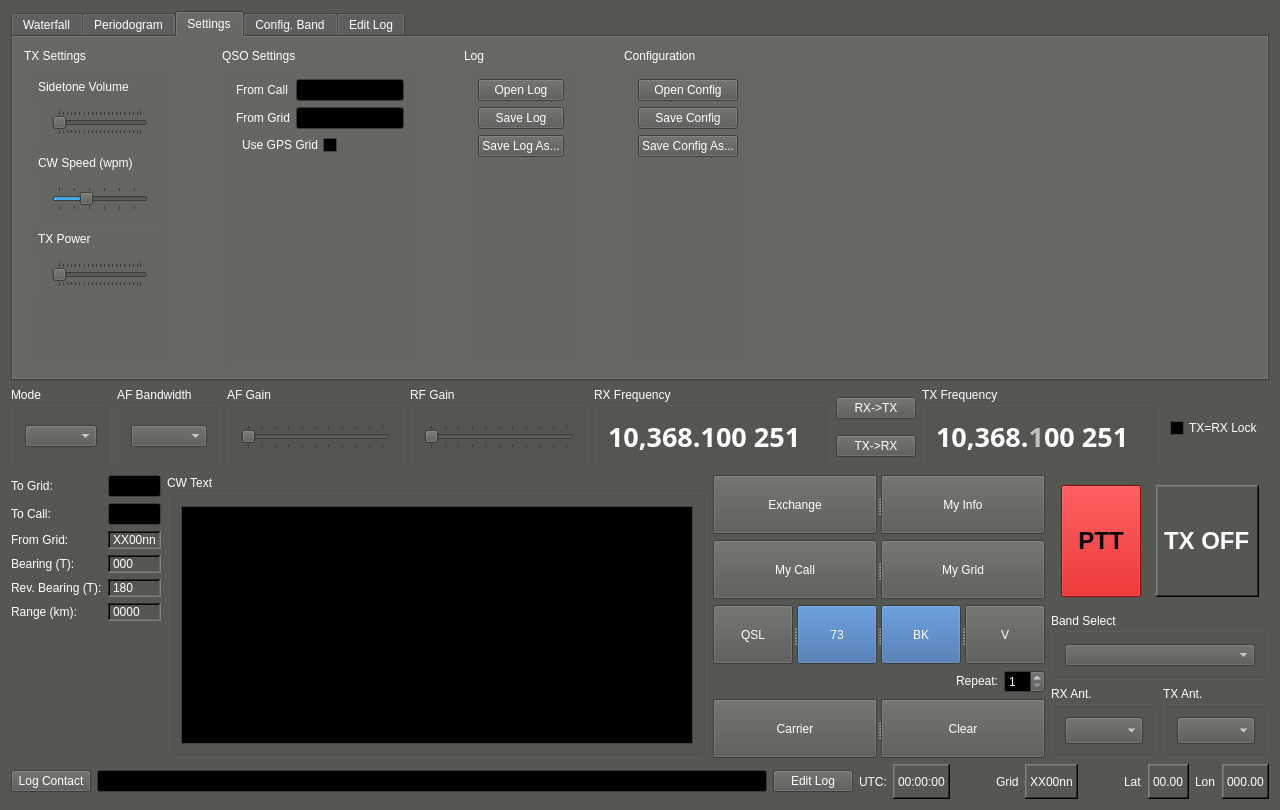
kb1vc/SoDaRadio, file qtgui/mainwindow.ui: the form before one commit.
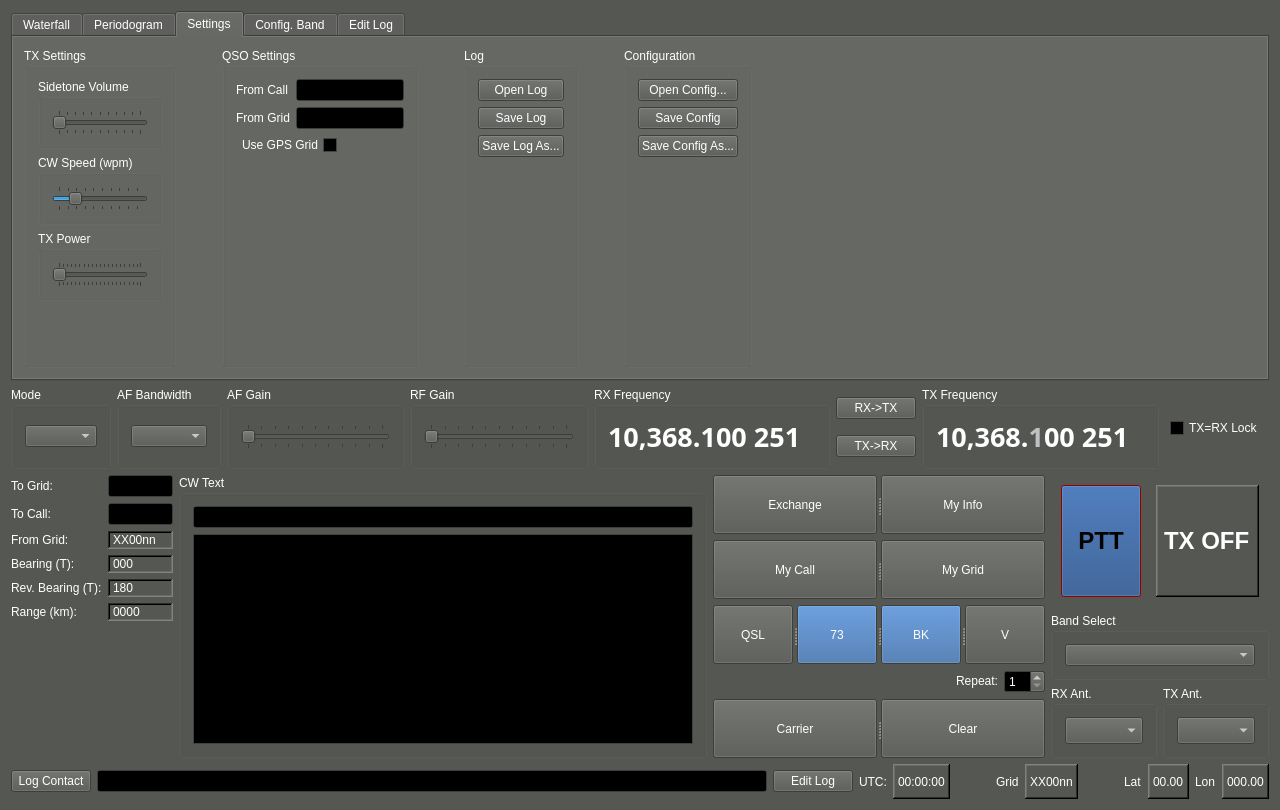
The form after the commit. The open tabs and pages were chosen to show the change. Custom widgets are drawn as their Qt base class.

Patch:
```diff
--- a/qtgui/mainwindow.ui
+++ b/qtgui/mainwindow.ui
@@ -759,6 +759,9 @@
                <layout class="QVBoxLayout" name="verticalLayout_14">
                 <item>
                  <widget class="QSlider" name="Sidetone_sli">
+                  <property name="maximum">
+                   <number>50</number>
+                  </property>
                   <property name="orientation">
                    <enum>Qt::Horizontal</enum>
                   </property>
@@ -785,7 +788,7 @@
                    <number>3</number>
                   </property>
                   <property name="maximum">
-                   <number>30</number>
+                   <number>50</number>
                   </property>
                   <property name="sliderPosition">
                    <number>12</number>
@@ -1006,7 +1009,7 @@
              <item>
               <widget class="QPushButton" name="openConfig_btn">
                <property name="text">
-                <string>Open Config</string>
+                <string>Open Config...</string>
                </property>
               </widget>
              </item>
@@ -2174,6 +2177,12 @@
         </item>
         <item row="2" column="1">
          <widget class="QLabel" name="FromGrid_lab">
+          <property name="minimumSize">
+           <size>
+            <width>65</width>
+            <height>0</height>
+           </size>
+          </property>
           <property name="frameShape">
            <enum>QFrame::WinPanel</enum>
           </property>
@@ -2258,9 +2267,12 @@
         <property name="title">
          <string>CW Text</string>
         </property>
-        <layout class="QVBoxLayout" name="verticalLayout_8" stretch="0">
+        <layout class="QVBoxLayout" name="verticalLayout_8" stretch="0,0">
          <item>
-          <widget class="QPlainTextEdit" name="plainTextEdit"/>
+          <widget class="QLineEdit" name="CWCurLine_le"/>
+         </item>
+         <item>
+          <widget class="QPlainTextEdit" name="CWOutBound_te"/>
          </item>
         </layout>
        </widget>
@@ -2626,9 +2638,9 @@
                <colorrole role="Button">
                 <brush brushstyle="SolidPattern">
                  <color alpha="255">
-                  <red>204</red>
-                  <green>0</green>
-                  <blue>0</blue>
+                  <red>255</red>
+                  <green>51</green>
+                  <blue>51</blue>
                  </color>
                 </brush>
                </colorrole>
@@ -2644,9 +2656,9 @@
                <colorrole role="Midlight">
                 <brush brushstyle="SolidPattern">
                  <color alpha="255">
-                  <red>229</red>
-                  <green>25</green>
-                  <blue>25</blue>
+                  <red>255</red>
+                  <green>51</green>
+                  <blue>51</blue>
                  </color>
                 </brush>
                </colorrole>
@@ -2655,7 +2667,7 @@
                  <color alpha="255">
                   <red>102</red>
                   <green>0</green>
-                  <blue>0</blue>
+                  <blue>255</blue>
                  </color>
                 </brush>
                </colorrole>
@@ -2671,9 +2683,9 @@
                <colorrole role="Text">
                 <brush brushstyle="SolidPattern">
                  <color alpha="255">
-                  <red>0</red>
-                  <green>0</green>
-                  <blue>0</blue>
+                  <red>238</red>
+                  <green>238</green>
+                  <blue>236</blue>
                  </color>
                 </brush>
                </colorrole>
@@ -2763,9 +2775,9 @@
                <colorrole role="Button">
                 <brush brushstyle="SolidPattern">
                  <color alpha="255">
-                  <red>204</red>
-                  <green>0</green>
-                  <blue>0</blue>
+                  <red>32</red>
+                  <green>74</green>
+                  <blue>135</blue>
                  </color>
                 </brush>
                </colorrole>
@@ -2808,9 +2820,9 @@
                <colorrole role="Text">
                 <brush brushstyle="SolidPattern">
                  <color alpha="255">
-                  <red>0</red>
-                  <green>0</green>
-                  <blue>0</blue>
+                  <red>255</red>
+                  <green>255</green>
+                  <blue>255</blue>
                  </color>
                 </brush>
                </colorrole>
@@ -2900,9 +2912,9 @@
                <colorrole role="Button">
                 <brush brushstyle="SolidPattern">
                  <color alpha="255">
-                  <red>204</red>
-                  <green>0</green>
-                  <blue>0</blue>
+                  <red>85</red>
+                  <green>87</green>
+                  <blue>83</blue>
                  </color>
                 </brush>
                </colorrole>
@@ -3036,6 +3048,12 @@
             <property name="text">
              <string>PTT</string>
             </property>
+            <property name="checkable">
+             <bool>true</bool>
+            </property>
+            <property name="checked">
+             <bool>false</bool>
+            </property>
            </widget>
           </item>
           <item>
```
Left out of the diff: 10 changed lines with no effect on the pictures.
